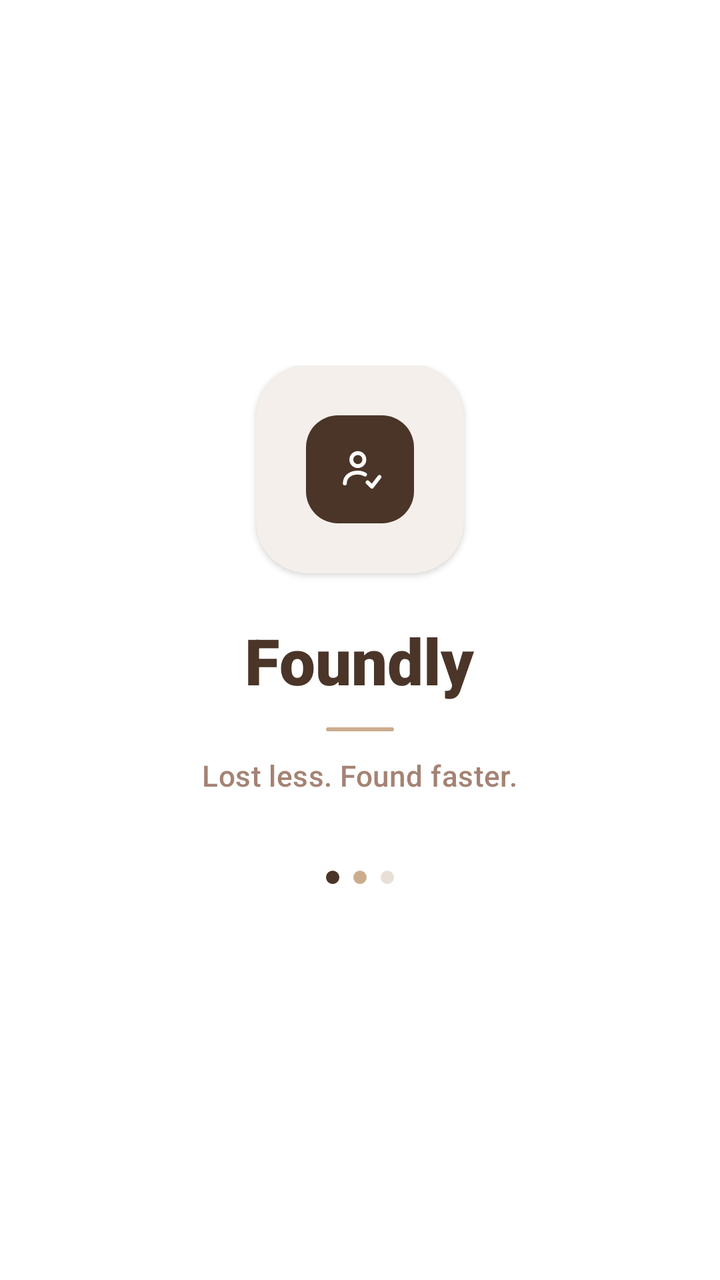
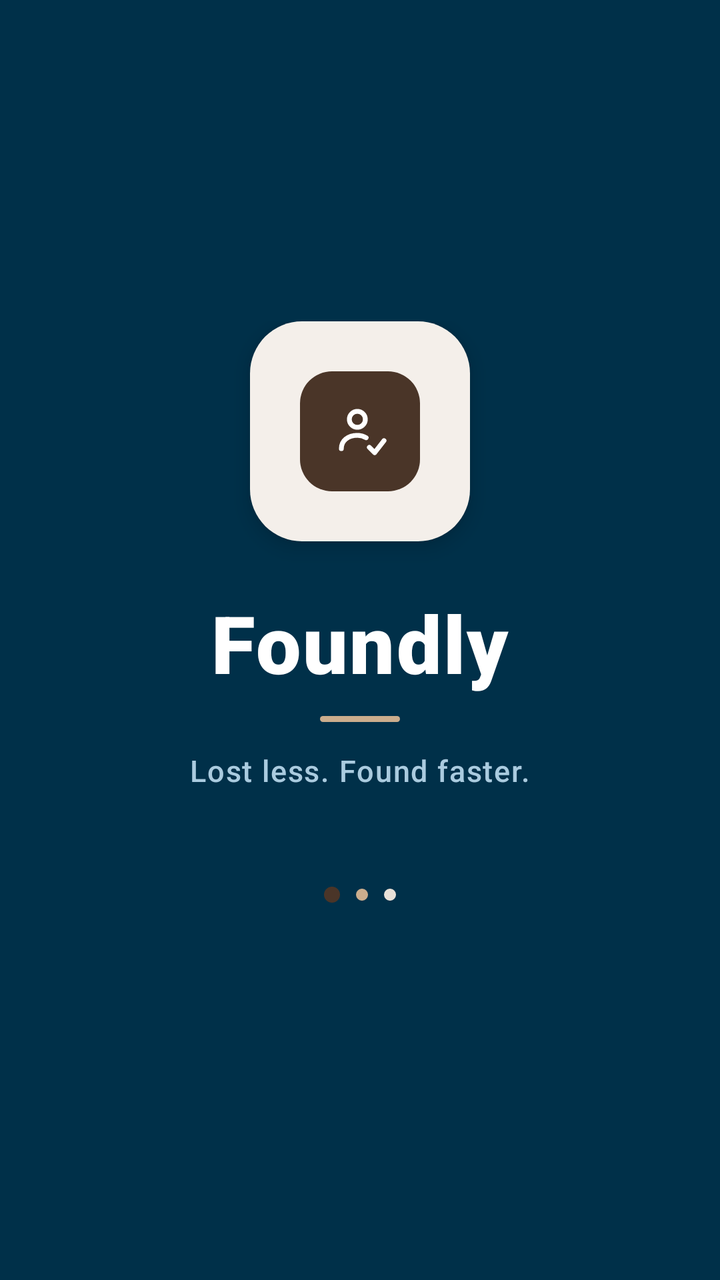

Compare the two renders of this Android layout. The source of the first and the diff that turns it into the second are given below.
<!-- AndroidManifest.xml: application theme Theme.LostAndFound -->
<!-- res/layout/activity_splash.xml -->
<?xml version="1.0" encoding="utf-8"?>
<androidx.constraintlayout.widget.ConstraintLayout xmlns:android="http://schemas.android.com/apk/res/android"
    xmlns:app="http://schemas.android.com/apk/res-auto"
    xmlns:tools="http://schemas.android.com/tools"
    android:id="@+id/splashRoot"
    android:layout_width="match_parent"
    android:layout_height="match_parent"
    android:background="@color/white"
    tools:context=".SplashActivity">

    
    <LinearLayout
        android:id="@+id/centerBrandingBox"
        android:layout_width="wrap_content"
        android:layout_height="wrap_content"
        android:gravity="center_horizontal"
        android:orientation="vertical"
        app:layout_constraintBottom_toBottomOf="parent"
        app:layout_constraintEnd_toEndOf="parent"
        app:layout_constraintStart_toStartOf="parent"
        app:layout_constraintTop_toTopOf="parent"
        app:layout_constraintVertical_bias="0.48">

        
        <FrameLayout
            android:id="@+id/logoOuterBox"
            android:layout_width="104dp"
            android:layout_height="104dp"
            android:background="@drawable/bg_splash_outer_card"
            android:elevation="2dp">

            
            <FrameLayout
                android:id="@+id/logoInnerBox"
                android:layout_width="54dp"
                android:layout_height="54dp"
                android:layout_gravity="center"
                android:background="@drawable/bg_splash_inner_card">

                
                <ImageView
                    android:id="@+id/logoIcon"
                    android:layout_width="26dp"
                    android:layout_height="26dp"
                    android:layout_gravity="center"
                    android:contentDescription="FindIt LK Logo"
                    android:src="@drawable/ic_splash_logo" />
            </FrameLayout>
        </FrameLayout>

        
        <TextView
            android:id="@+id/appNameText"
            android:layout_width="wrap_content"
            android:layout_height="wrap_content"
            android:layout_marginTop="22dp"
            android:fontFamily="sans-serif-black"
            android:text="Foundly"
            android:textColor="#4A3528"
            android:textSize="32sp"
            android:textStyle="bold" />

        
        <View
            android:id="@+id/brandDivider"
            android:layout_width="34dp"
            android:layout_height="2dp"
            android:layout_marginTop="12dp"
            android:background="@drawable/bg_splash_divider" />

        
        <TextView
            android:id="@+id/taglineText"
            android:layout_width="wrap_content"
            android:layout_height="wrap_content"
            android:layout_marginTop="12dp"
            android:fontFamily="sans-serif-medium"
            android:letterSpacing="0.01"
            android:text="Lost less. Found faster."
            android:textColor="#A48374"
            android:textSize="14.5sp" />

        
        <LinearLayout
            android:id="@+id/indicatorDotsRow"
            android:layout_width="wrap_content"
            android:layout_height="wrap_content"
            android:layout_marginTop="38dp"
            android:gravity="center"
            android:orientation="horizontal">

            <View
                android:id="@+id/dotFirst"
                android:layout_width="6.5dp"
                android:layout_height="6.5dp"
                android:background="@drawable/bg_dot_active" />

            <View
                android:id="@+id/dotSecond"
                android:layout_width="6.5dp"
                android:layout_height="6.5dp"
                android:layout_marginStart="7dp"
                android:background="@drawable/bg_dot_inactive_1" />

            <View
                android:id="@+id/dotThird"
                android:layout_width="6.5dp"
                android:layout_height="6.5dp"
                android:layout_marginStart="7dp"
                android:background="@drawable/bg_dot_inactive_2" />
        </LinearLayout>

    </LinearLayout>

</androidx.constraintlayout.widget.ConstraintLayout>
<!-- resources referenced by this layout -->
<resources>
  <color name="white">#FFFFFFFF</color>
  <!-- drawable bg_dot_active (drawable) -->
  <?xml version="1.0" encoding="utf-8"?>
  <shape xmlns:android="http://schemas.android.com/apk/res/android"
      android:shape="oval">
      <size android:width="7dp" android:height="7dp" />
      <solid android:color="#4A3528" />
  </shape>
  <!-- drawable bg_dot_inactive_1 (drawable) -->
  <?xml version="1.0" encoding="utf-8"?>
  <shape xmlns:android="http://schemas.android.com/apk/res/android"
      android:shape="oval">
      <size android:width="7dp" android:height="7dp" />
      <solid android:color="#CBAD8D" />
  </shape>
  <!-- drawable bg_dot_inactive_2 (drawable) -->
  <?xml version="1.0" encoding="utf-8"?>
  <shape xmlns:android="http://schemas.android.com/apk/res/android"
      android:shape="oval">
      <size android:width="7dp" android:height="7dp" />
      <solid android:color="#E8E0D7" />
  </shape>
  <!-- drawable bg_splash_divider (drawable) -->
  <?xml version="1.0" encoding="utf-8"?>
  <shape xmlns:android="http://schemas.android.com/apk/res/android"
      android:shape="rectangle">
      <corners android:radius="2dp" />
      <solid android:color="#CBAD8D" />
  </shape>
  <!-- drawable bg_splash_inner_card (drawable) -->
  <?xml version="1.0" encoding="utf-8"?>
  <shape xmlns:android="http://schemas.android.com/apk/res/android"
      android:shape="rectangle">
      <corners android:radius="16dp" />
      <solid android:color="#4A3528" />
  </shape>
  <!-- drawable bg_splash_outer_card (drawable) -->
  <?xml version="1.0" encoding="utf-8"?>
  <shape xmlns:android="http://schemas.android.com/apk/res/android"
      android:shape="rectangle">
      <corners android:radius="26dp" />
      <solid android:color="#F4EFEA" />
  </shape>
  <!-- drawable ic_splash_logo (drawable) -->
  <vector xmlns:android="http://schemas.android.com/apk/res/android"
      android:width="30dp"
      android:height="30dp"
      android:viewportWidth="24"
      android:viewportHeight="24">
  
      
      <path
          android:fillColor="@android:color/transparent"
          android:strokeColor="#FFFFFF"
          android:strokeWidth="1.8"
          android:strokeLineCap="round"
          android:strokeLineJoin="round"
          android:pathData="M11,10.5 C12.6569,10.5 14,9.1569 14,7.5 C14,5.8431 12.6569,4.5 11,4.5 C9.3431,4.5 8,5.8431 8,7.5 C8,9.1569 9.3431,10.5 11,10.5 Z" />
  
      
      <path
          android:fillColor="@android:color/transparent"
          android:strokeColor="#FFFFFF"
          android:strokeWidth="1.8"
          android:strokeLineCap="round"
          android:strokeLineJoin="round"
          android:pathData="M5,18.5 C5,15.5 7.5,13.5 11,13.5 C12.2,13.5 13.3,13.8 14.3,14.4" />
  
      
      <path
          android:fillColor="@android:color/transparent"
          android:strokeColor="#FFFFFF"
          android:strokeWidth="1.8"
          android:strokeLineCap="round"
          android:strokeLineJoin="round"
          android:pathData="M15.5,18 L17.5,20 L21,15.5" />
  
  </vector>
  <style name="Theme.LostAndFound" parent="Base.Theme.LostAndFound" />
  <style name="Base.Theme.LostAndFound" parent="Theme.Material3.DayNight.NoActionBar">
          
          <item name="android:statusBarColor">@color/white</item>
          <item name="android:windowLightStatusBar" tools:targetApi="m">true</item>
          <item name="android:navigationBarColor">@color/white</item>
          <item name="android:windowLightNavigationBar" tools:targetApi="o_mr1">true</item>
      </style>
</resources>

<!-- the commit's change to res/layout/activity_splash.xml (unified diff, before → after) -->
@@ -5,7 +5,7 @@
     android:id="@+id/splashRoot"
     android:layout_width="match_parent"
     android:layout_height="match_parent"
-    android:background="@color/white"
+    android:background="#FF003049"
     tools:context=".SplashActivity">
 
     
@@ -19,31 +19,29 @@
         app:layout_constraintEnd_toEndOf="parent"
         app:layout_constraintStart_toStartOf="parent"
         app:layout_constraintTop_toTopOf="parent"
-        app:layout_constraintVertical_bias="0.48">
+        app:layout_constraintVertical_bias="0.46">
 
         
         <FrameLayout
             android:id="@+id/logoOuterBox"
-            android:layout_width="104dp"
-            android:layout_height="104dp"
+            android:layout_width="110dp"
+            android:layout_height="110dp"
             android:background="@drawable/bg_splash_outer_card"
-            android:elevation="2dp">
+            android:elevation="6dp">
 
-            
             <FrameLayout
                 android:id="@+id/logoInnerBox"
-                android:layout_width="54dp"
-                android:layout_height="54dp"
+                android:layout_width="60dp"
+                android:layout_height="60dp"
                 android:layout_gravity="center"
                 android:background="@drawable/bg_splash_inner_card">
 
-                
                 <ImageView
                     android:id="@+id/logoIcon"
-                    android:layout_width="26dp"
-                    android:layout_height="26dp"
+                    android:layout_width="32dp"
+                    android:layout_height="32dp"
                     android:layout_gravity="center"
-                    android:contentDescription="FindIt LK Logo"
+                    android:contentDescription="Foundly Logo"
                     android:src="@drawable/ic_splash_logo" />
             </FrameLayout>
         </FrameLayout>
@@ -53,19 +51,20 @@
             android:id="@+id/appNameText"
             android:layout_width="wrap_content"
             android:layout_height="wrap_content"
-            android:layout_marginTop="22dp"
+            android:layout_marginTop="24dp"
             android:fontFamily="sans-serif-black"
             android:text="Foundly"
-            android:textColor="#4A3528"
-            android:textSize="32sp"
-            android:textStyle="bold" />
+            android:textColor="#FFFFFFFF"
+            android:textSize="40sp"
+            android:textStyle="bold"
+            android:letterSpacing="0.02" />
 
         
         <View
             android:id="@+id/brandDivider"
-            android:layout_width="34dp"
-            android:layout_height="2dp"
-            android:layout_marginTop="12dp"
+            android:layout_width="40dp"
+            android:layout_height="3dp"
+            android:layout_marginTop="10dp"
             android:background="@drawable/bg_splash_divider" />
 
         
@@ -73,43 +72,42 @@
             android:id="@+id/taglineText"
             android:layout_width="wrap_content"
             android:layout_height="wrap_content"
-            android:layout_marginTop="12dp"
+            android:layout_marginTop="14dp"
             android:fontFamily="sans-serif-medium"
-            android:letterSpacing="0.01"
+            android:letterSpacing="0.04"
             android:text="Lost less. Found faster."
-            android:textColor="#A48374"
-            android:textSize="14.5sp" />
+            android:textColor="#AACBDF"
+            android:textSize="15sp" />
 
         
         <LinearLayout
             android:id="@+id/indicatorDotsRow"
             android:layout_width="wrap_content"
             android:layout_height="wrap_content"
-            android:layout_marginTop="38dp"
+            android:layout_marginTop="48dp"
             android:gravity="center"
             android:orientation="horizontal">
 
             <View
                 android:id="@+id/dotFirst"
-                android:layout_width="6.5dp"
-                android:layout_height="6.5dp"
+                android:layout_width="8dp"
+                android:layout_height="8dp"
                 android:background="@drawable/bg_dot_active" />
 
             <View
                 android:id="@+id/dotSecond"
-                android:layout_width="6.5dp"
-                android:layout_height="6.5dp"
-                android:layout_marginStart="7dp"
+                android:layout_width="6dp"
+                android:layout_height="6dp"
+                android:layout_marginStart="8dp"
                 android:background="@drawable/bg_dot_inactive_1" />
 
             <View
                 android:id="@+id/dotThird"
-                android:layout_width="6.5dp"
-                android:layout_height="6.5dp"
-                android:layout_marginStart="7dp"
+                android:layout_width="6dp"
+                android:layout_height="6dp"
+                android:layout_marginStart="8dp"
                 android:background="@drawable/bg_dot_inactive_2" />
         </LinearLayout>
-
     </LinearLayout>
 
 </androidx.constraintlayout.widget.ConstraintLayout>
